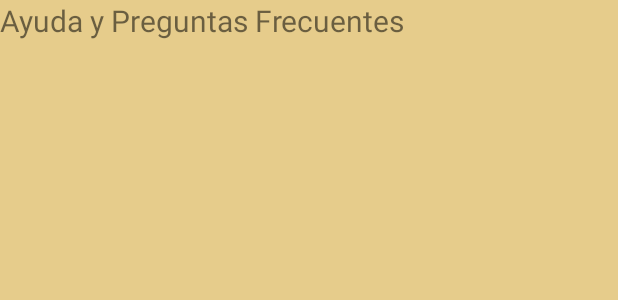
After one commit to tam11796/TFGTami, an Android app: the layout fragment_ayuda.xml on its own in the app's theme, with its tools: preview values and no code run, on a phone screen of 412 x 824 dp. The commit adds this screen. Shown: the top 300 px of the screen. Run offline under Robolectric (Android 15) with nearby library versions, the phone set to English and light mode, and no system bars.

```diff
--- a/app/src/main/res/layout/activity_main.xml
+++ b/app/src/main/res/layout/activity_main.xml
@@ -8,6 +8,7 @@
     android:id="@+id/drawer_layout"
     android:fitsSystemWindows="true"
     tools:context=".MainActivity"
+    tools:openDrawer="start"
 
     >
 
@@ -16,7 +17,7 @@
         android:layout_height="match_parent"
         android:orientation="vertical">
 
-        <android.widget.Toolbar
+        <androidx.appcompat.widget.Toolbar
             android:layout_width="wrap_content"
             android:layout_height="?attr/actionBarSize"
             android:background="#DFB77B"
@@ -24,7 +25,7 @@
             android:theme="@style/ThemeOverlay.AppCompat.Dark.ActionBar"
             android:popupTheme="@style/ThemeOverlay.AppCompat.Light"
             android:elevation="4dp">
-        </android.widget.Toolbar>
+        </androidx.appcompat.widget.Toolbar>
 
         <FrameLayout
             android:layout_width="match_parent"
--- /dev/null
+++ b/app/src/main/res/layout/fragment_ayuda.xml
@@ -0,0 +1,16 @@
+<?xml version="1.0" encoding="utf-8"?>
+<RelativeLayout xmlns:android="http://schemas.android.com/apk/res/android"
+    android:layout_width="match_parent"
+    android:layout_height="match_parent"
+    android:background="#E6CC8B">
+
+    <TextView
+        android:layout_width="wrap_content"
+        android:layout_height="wrap_content"
+        android:text="Ayuda y Preguntas Frecuentes"
+        android:textSize="20dp"
+        >
+
+    </TextView>
+
+</RelativeLayout>
--- a/app/src/main/res/values/strings.xml
+++ b/app/src/main/res/values/strings.xml
@@ -1,3 +1,5 @@
 <resources>
     <string name="app_name">TamaraTfg</string>
+    <string name="navigation_drawer_open">Open navigation drawer</string>
+    <string name="navigation_drawer_close">Close navigation drawer</string>
 </resources>
```
Also changed, not shown: app/src/main/java/com/example/tamaratfg/InicioFragment.java (added, +18 -0 lines), app/src/main/java/com/example/tamaratfg/MainActivity.java (+29 -0 lines), app/src/main/java/com/example/tamaratfg/PerfilFragment.java (added, +18 -0 lines), app/src/main/res/layout/fragment_inicio.xml (added, +16 -0 lines), app/src/main/res/layout/fragment_nosotros.xml (added, +16 -0 lines), app/src/main/res/layout/fragment_perfil.xml (added, +16 -0 lines).
